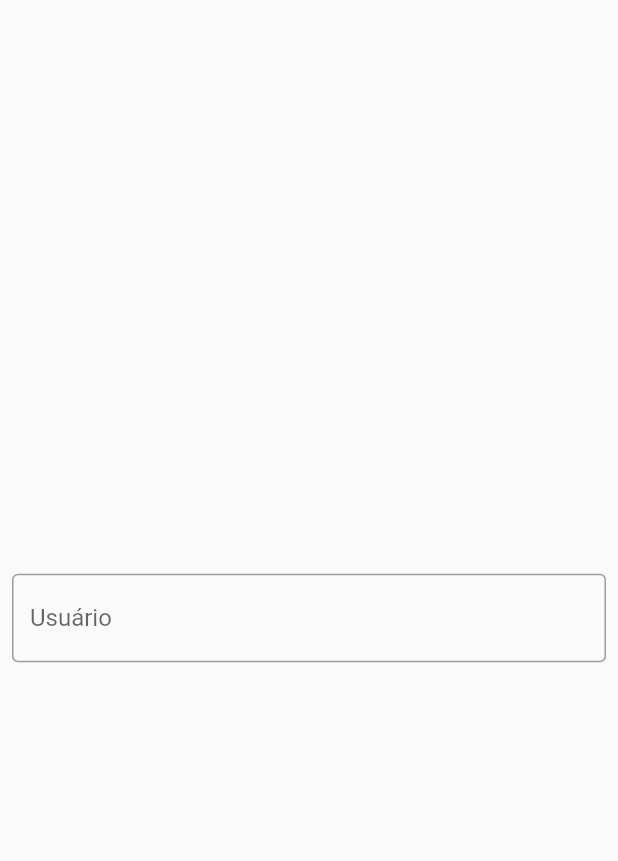
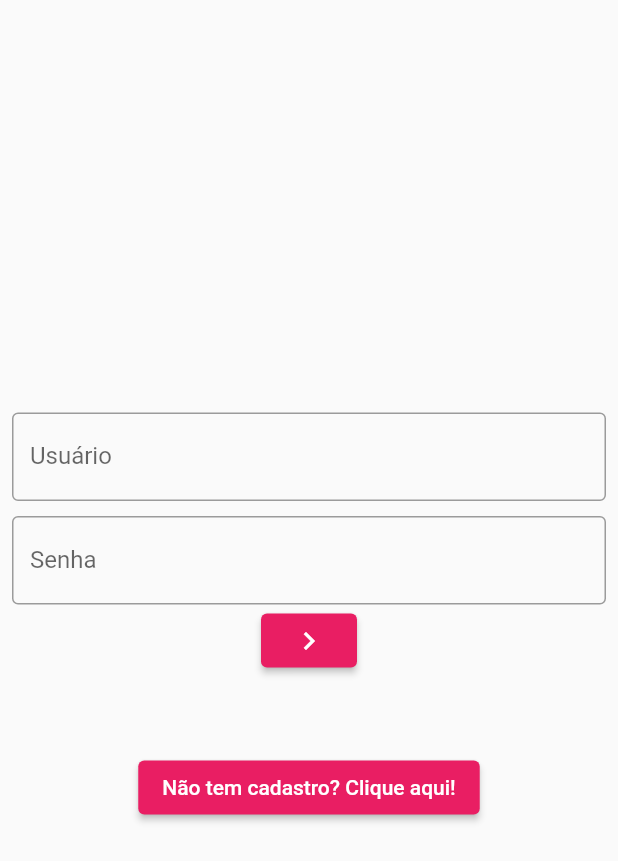
Before and after one commit to LucasKuni/UniMatchTeste, a Flutter app: the screen it shows after launch, on a phone screen of 412 x 824 dp. Shown: the top 861 px of the screen. Run offline on Flutter 3.47's test engine with Material 2 defaults, Android fonts, the phone set to English and light mode, and no system bars.

Commit message:
Update 1.1

```diff
--- a/lib/login_page.dart
+++ b/lib/login_page.dart
@@ -1,4 +1,7 @@
 import 'package:flutter/material.dart';
+
+import 'cadastro_page.dart';
+import 'home_page.dart';
 
 class LoginPage extends StatefulWidget {
   @override
@@ -7,37 +10,70 @@ class LoginPage extends StatefulWidget {
 
 class _LoginPageState extends State<LoginPage> {
   int counter = 0;
+  String email = '';
+  String senha = '';
+  String cadastro = 'Não tem cadastro? Clique aqui!';
 
   @override
   Widget build(BuildContext context) {
-    return Material(
+    return Scaffold(
+      body: SingleChildScrollView(  //permite dar Scroll na tela enquanto digita
         child: SizedBox(            //Box de Login
-        width: double.infinity,
-        height: double.infinity,
+          width: MediaQuery.of(context).size.width, // delimita o tamanho (X,Y)
+          height: MediaQuery.of(context).size.height,
           child: Padding(
             padding: const EdgeInsets.all(8.0),  //Distancia da borda do celular
             child: Column(
               mainAxisAlignment: MainAxisAlignment.center,
               children: [
                 TextField(
+                  onChanged: (text){
+                    print(text);
+                    email = text;
+                  },
+                  keyboardType: TextInputType.emailAddress,
                   decoration: InputDecoration(      // coloca borda no textfield
                     labelText: 'Usuário',
                     border: OutlineInputBorder(),
                   ),
                 ),
+                Container(height: 10,),
+                TextField(
+                  onChanged: (text){
+                    print(text);
+                    senha = text;
+                  },
+                  obscureText:  true,  //deixa senha nao visivel
+                  decoration: InputDecoration(      // coloca borda no textfield
+                    labelText: 'Senha',
+                    border: OutlineInputBorder(),
+                  ),
+                ),
+                ElevatedButton(onPressed: (){
+                  if(email == 'KN@email.com' && senha =='123'){
+                    Navigator.pushReplacement(
+                      context,
+                      MaterialPageRoute(builder: (context) => HomePage()),
+                    );
+                  }else{
+                    print('Login Inválido');
+                  }
+                }, child: Icon(Icons.navigate_next)),
+                Container(height: 50,),
+                ElevatedButton(onPressed: (){
+                  Navigator.push(
+                    context,
+                    MaterialPageRoute(builder: (context) => CadastroPage()),
+                  );
+                    print('Login Inválido');
+                }, child: Text(cadastro),
+                ),
               ],
             ),
           ),
         ),
-      /**floatingActionButton: FloatingActionButton( // botao flutuante dir/baixo
-        child: Icon(Icons.navigate_next), // icone do botao
-        onPressed: () {
-          setState(() { //muda o estado a cada clicada na tela
-            counter++;
-            print(counter); // printa no terminal
-          });
-        } ,
-      ),**/
+      ),
+
     );
   }
 }
```
Also changed, not shown: lib/cadastro_page.dart (added, +214 -0 lines). Lines whose indentation alone changed are shown as unchanged.
